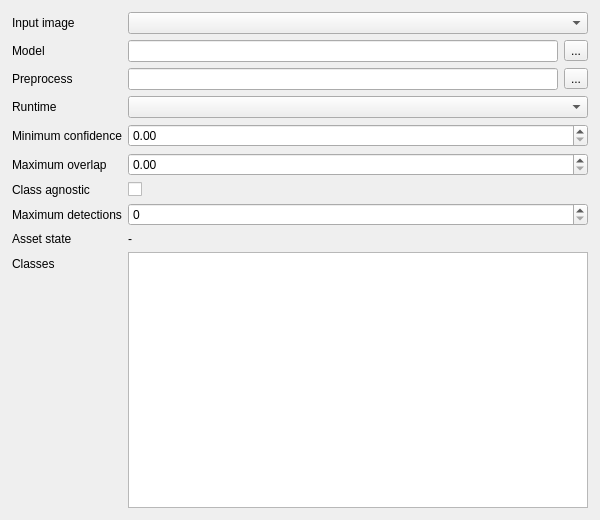
First picture: the form in XVision/XvFuncCollection/XvFuncSystem/Detection/HObjectDetectionWdg.ui, repository peopleyoung/XVision, before the edit.
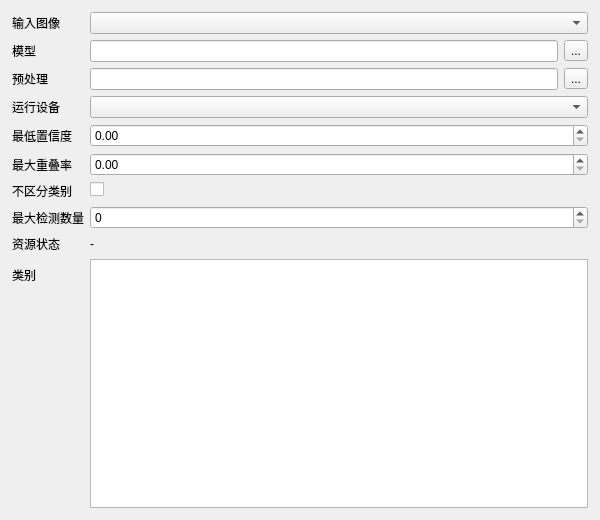
Second picture: the form after the edit.

```diff
--- a/XVision/XvFuncCollection/XvFuncSystem/Detection/HObjectDetectionWdg.ui
+++ b/XVision/XvFuncCollection/XvFuncSystem/Detection/HObjectDetectionWdg.ui
@@ -11,31 +11,31 @@
    <property name="bottomMargin"><number>12</number></property>
    <item><layout class="QFormLayout" name="formLayout">
     <property name="fieldGrowthPolicy"><enum>QFormLayout::AllNonFixedFieldsGrow</enum></property>
-    <item row="0" column="0"><widget class="QLabel" name="lbInputImage"><property name="text"><string>Input image</string></property></widget></item>
+    <item row="0" column="0"><widget class="QLabel" name="lbInputImage"><property name="text"><string>输入图像</string></property></widget></item>
     <item row="0" column="1"><widget class="QComboBox" name="cmbInputImage"/></item>
-    <item row="1" column="0"><widget class="QLabel" name="lbModel"><property name="text"><string>Model</string></property></widget></item>
+    <item row="1" column="0"><widget class="QLabel" name="lbModel"><property name="text"><string>模型</string></property></widget></item>
     <item row="1" column="1"><layout class="QHBoxLayout" name="modelLayout">
      <item><widget class="QLineEdit" name="letModel"><property name="readOnly"><bool>true</bool></property></widget></item>
      <item><widget class="QToolButton" name="btnModel"><property name="text"><string>...</string></property></widget></item>
     </layout></item>
-    <item row="2" column="0"><widget class="QLabel" name="lbPreprocess"><property name="text"><string>Preprocess</string></property></widget></item>
+    <item row="2" column="0"><widget class="QLabel" name="lbPreprocess"><property name="text"><string>预处理</string></property></widget></item>
     <item row="2" column="1"><layout class="QHBoxLayout" name="preprocessLayout">
      <item><widget class="QLineEdit" name="letPreprocess"><property name="readOnly"><bool>true</bool></property></widget></item>
      <item><widget class="QToolButton" name="btnPreprocess"><property name="text"><string>...</string></property></widget></item>
     </layout></item>
-    <item row="3" column="0"><widget class="QLabel" name="lbRuntime"><property name="text"><string>Runtime</string></property></widget></item>
+    <item row="3" column="0"><widget class="QLabel" name="lbRuntime"><property name="text"><string>运行设备</string></property></widget></item>
     <item row="3" column="1"><widget class="QComboBox" name="cmbRuntime"/></item>
-    <item row="4" column="0"><widget class="QLabel" name="lbMinConfidence"><property name="text"><string>Minimum confidence</string></property></widget></item>
+    <item row="4" column="0"><widget class="QLabel" name="lbMinConfidence"><property name="text"><string>最低置信度</string></property></widget></item>
     <item row="4" column="1"><widget class="QDoubleSpinBox" name="dsbMinConfidence"/></item>
-    <item row="5" column="0"><widget class="QLabel" name="lbMaxOverlap"><property name="text"><string>Maximum overlap</string></property></widget></item>
+    <item row="5" column="0"><widget class="QLabel" name="lbMaxOverlap"><property name="text"><string>最大重叠率</string></property></widget></item>
     <item row="5" column="1"><widget class="QDoubleSpinBox" name="dsbMaxOverlap"/></item>
-    <item row="6" column="0"><widget class="QLabel" name="lbClassAgnostic"><property name="text"><string>Class agnostic</string></property></widget></item>
+    <item row="6" column="0"><widget class="QLabel" name="lbClassAgnostic"><property name="text"><string>不区分类别</string></property></widget></item>
     <item row="6" column="1"><widget class="QCheckBox" name="chbClassAgnostic"><property name="text"><string/></property></widget></item>
-    <item row="7" column="0"><widget class="QLabel" name="lbMaxDetections"><property name="text"><string>Maximum detections</string></property></widget></item>
+    <item row="7" column="0"><widget class="QLabel" name="lbMaxDetections"><property name="text"><string>最大检测数量</string></property></widget></item>
     <item row="7" column="1"><widget class="QSpinBox" name="spbMaxDetections"/></item>
-    <item row="8" column="0"><widget class="QLabel" name="lbAssetState"><property name="text"><string>Asset state</string></property></widget></item>
+    <item row="8" column="0"><widget class="QLabel" name="lbAssetState"><property name="text"><string>资源状态</string></property></widget></item>
     <item row="8" column="1"><widget class="QLabel" name="lbAssetStateVal"><property name="text"><string>-</string></property><property name="wordWrap"><bool>true</bool></property></widget></item>
-    <item row="9" column="0"><widget class="QLabel" name="lbClasses"><property name="text"><string>Classes</string></property></widget></item>
+    <item row="9" column="0"><widget class="QLabel" name="lbClasses"><property name="text"><string>类别</string></property></widget></item>
     <item row="9" column="1"><widget class="QPlainTextEdit" name="ptxClasses"><property name="readOnly"><bool>true</bool></property><property name="maximumBlockCount"><number>256</number></property></widget></item>
    </layout></item>
   </layout>
```
Left out of the diff: 2 changed lines with no effect on the pictures.
